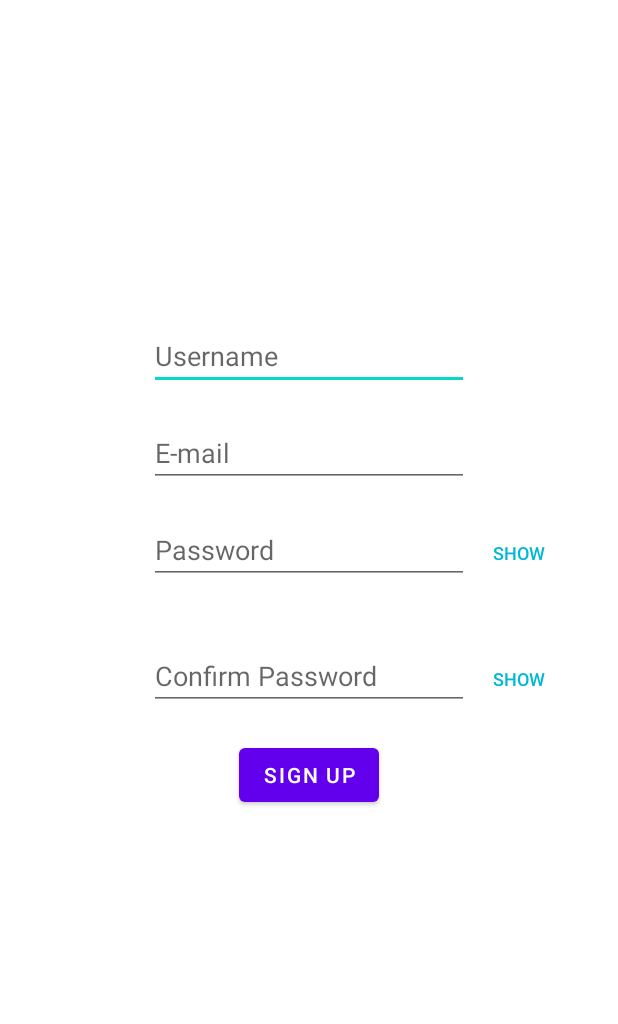
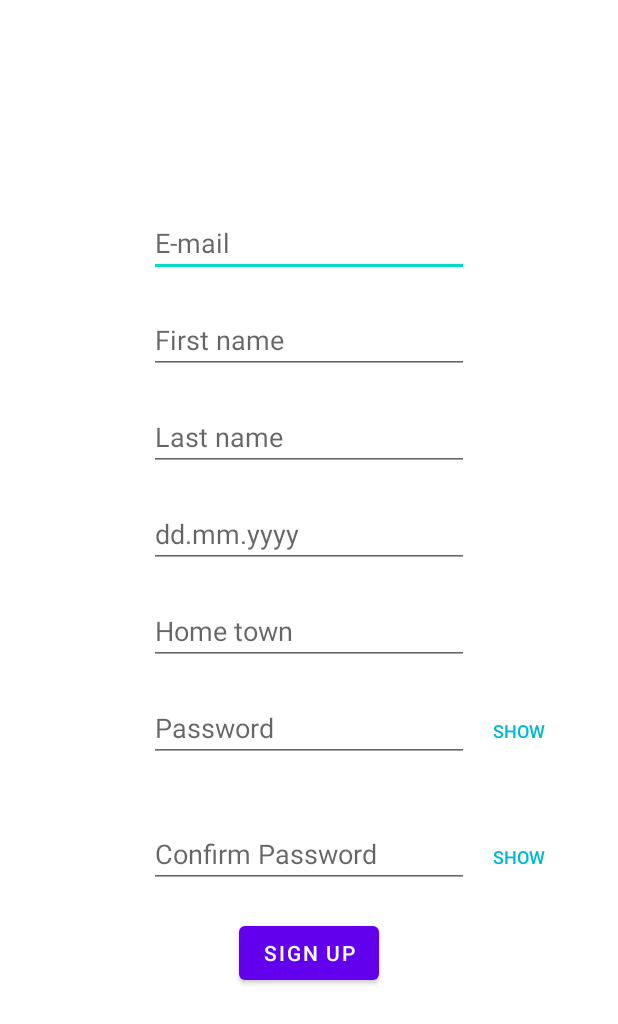
Before and after one commit to ltoikon/Diet-application-project, an Android app: the layout fragment_sign_up.xml on its own in the app's theme, with its tools: preview values and no code run, on a phone screen of 412 x 824 dp. Shown: the top 1024 px of the screen. Run offline under Robolectric (Android 15) with nearby library versions, the phone set to English and light mode, and no system bars.

Commit message:
User class + updated SignUp class and UI (not complete)

```diff
--- a/app/src/main/res/layout/fragment_sign_up.xml
+++ b/app/src/main/res/layout/fragment_sign_up.xml
@@ -7,30 +7,105 @@
     tools:context=".SignUp">
 
     <EditText
-        android:id="@+id/inputUsernameSignup"
+        android:id="@+id/inputEmail"
         android:layout_width="wrap_content"
         android:layout_height="wrap_content"
-        android:layout_marginBottom="350dp"
+        android:layout_marginBottom="500dp"
         android:autofillHints=""
         android:ems="10"
-        android:hint="@string/username"
-        android:inputType="textPersonName"
+        android:hint="@string/e_mail"
+        android:inputType="textEmailAddress"
         app:layout_constraintBottom_toBottomOf="parent"
         app:layout_constraintEnd_toEndOf="parent"
         app:layout_constraintStart_toStartOf="parent"
         app:layout_constraintTop_toTopOf="parent" />
 
+    <TextView
+        android:id="@+id/emailError"
+        android:layout_width="350dp"
+        android:layout_height="wrap_content"
+        android:textAlignment="center"
+        android:textColor="#FF0000"
+        app:layout_constraintEnd_toEndOf="@+id/inputEmail"
+        app:layout_constraintStart_toStartOf="@+id/inputEmail"
+        app:layout_constraintTop_toBottomOf="@+id/inputEmail" />
+
+    <TextView
+        android:id="@+id/firstNameError"
+        android:layout_width="350dp"
+        android:layout_height="wrap_content"
+        android:textAlignment="center"
+        android:textColor="#FF0000"
+        app:layout_constraintEnd_toEndOf="@+id/inputFirstNameSignup"
+        app:layout_constraintStart_toStartOf="@+id/inputFirstNameSignup"
+        app:layout_constraintTop_toBottomOf="@+id/inputFirstNameSignup" />
+
+    <TextView
+        android:id="@+id/lastNameError"
+        android:layout_width="350dp"
+        android:layout_height="wrap_content"
+        android:textAlignment="center"
+        android:textColor="#FF0000"
+        app:layout_constraintEnd_toEndOf="@+id/inputLastNameSignup"
+        app:layout_constraintHorizontal_bias="0.528"
+        app:layout_constraintStart_toStartOf="@+id/inputLastNameSignup"
+        app:layout_constraintTop_toBottomOf="@+id/inputLastNameSignup" />
+
+    <TextView
+        android:id="@+id/birthDateError"
+        android:layout_width="350dp"
+        android:layout_height="wrap_content"
+        android:textAlignment="center"
+        android:textColor="#FF0000"
+        app:layout_constraintEnd_toEndOf="@+id/editTextBirthDate"
+        app:layout_constraintStart_toStartOf="@+id/editTextBirthDate"
+        app:layout_constraintTop_toBottomOf="@+id/editTextBirthDate" />
+
+    <TextView
+        android:id="@+id/homeTownError"
+        android:layout_width="350dp"
+        android:layout_height="wrap_content"
+        android:textAlignment="center"
+        android:textColor="#FF0000"
+        app:layout_constraintEnd_toEndOf="@+id/inputHomeTownSignup"
+        app:layout_constraintStart_toStartOf="@+id/inputHomeTownSignup"
+        app:layout_constraintTop_toBottomOf="@+id/inputHomeTownSignup" />
+
     <EditText
-        android:id="@+id/inputEmail"
+        android:id="@+id/inputFirstNameSignup"
         android:layout_width="wrap_content"
         android:layout_height="wrap_content"
         android:autofillHints=""
         android:ems="10"
-        android:hint="@string/e_mail"
-        android:inputType="textEmailAddress"
-        app:layout_constraintEnd_toEndOf="@+id/inputUsernameSignup"
-        app:layout_constraintStart_toStartOf="@+id/inputUsernameSignup"
-        app:layout_constraintTop_toBottomOf="@+id/usernameErrorSignup" />
+        android:hint="@string/firstName"
+        android:inputType="textPersonName"
+        app:layout_constraintEnd_toEndOf="@+id/inputEmail"
+        app:layout_constraintStart_toStartOf="@+id/inputEmail"
+        app:layout_constraintTop_toBottomOf="@+id/emailError" />
+
+    <EditText
+        android:id="@+id/inputLastNameSignup"
+        android:layout_width="wrap_content"
+        android:layout_height="wrap_content"
+        android:autofillHints=""
+        android:ems="10"
+        android:hint="@string/lastName"
+        android:inputType="textPersonName"
+        app:layout_constraintEnd_toEndOf="@+id/inputFirstNameSignup"
+        app:layout_constraintStart_toStartOf="@+id/inputFirstNameSignup"
+        app:layout_constraintTop_toBottomOf="@+id/firstNameError" />
+
+    <EditText
+        android:id="@+id/inputHomeTownSignup"
+        android:layout_width="wrap_content"
+        android:layout_height="wrap_content"
+        android:autofillHints=""
+        android:ems="10"
+        android:hint="@string/home_town"
+        android:inputType="textPersonName"
+        app:layout_constraintEnd_toEndOf="@+id/editTextBirthDate"
+        app:layout_constraintStart_toStartOf="@+id/editTextBirthDate"
+        app:layout_constraintTop_toBottomOf="@+id/birthDateError" />
 
     <EditText
         android:id="@+id/inputPasswordSignup"
@@ -40,9 +115,10 @@
         android:ems="10"
         android:hint="@string/password"
         android:inputType="textPassword"
-        app:layout_constraintEnd_toEndOf="@+id/inputEmail"
-        app:layout_constraintStart_toStartOf="@+id/inputEmail"
-        app:layout_constraintTop_toBottomOf="@+id/emailError" />
+        app:layout_constraintEnd_toEndOf="@+id/inputHomeTownSignup"
+        app:layout_constraintHorizontal_bias="0.0"
+        app:layout_constraintStart_toStartOf="@+id/inputHomeTownSignup"
+        app:layout_constraintTop_toBottomOf="@+id/homeTownError" />
 
     <EditText
         android:id="@+id/confirmPassword"
@@ -60,7 +136,7 @@
         android:id="@+id/signUp"
         android:layout_width="wrap_content"
         android:layout_height="wrap_content"
-        android:text="@string/sign_up2"
+        android:text="@string/sign_up"
         app:layout_constraintEnd_toEndOf="@+id/inputPasswordSignup"
         app:layout_constraintStart_toStartOf="@+id/inputPasswordSignup"
         app:layout_constraintTop_toBottomOf="@+id/confirmPasswordError" />
@@ -94,26 +170,6 @@
         app:layout_constraintTop_toTopOf="@+id/confirmPassword" />
 
     <TextView
-        android:id="@+id/usernameErrorSignup"
-        android:layout_width="350dp"
-        android:layout_height="wrap_content"
-        android:textAlignment="center"
-        android:textColor="#FF0000"
-        app:layout_constraintEnd_toEndOf="@+id/inputUsernameSignup"
-        app:layout_constraintStart_toStartOf="@+id/inputUsernameSignup"
-        app:layout_constraintTop_toBottomOf="@+id/inputUsernameSignup" />
-
-    <TextView
-        android:id="@+id/emailError"
-        android:layout_width="350dp"
-        android:layout_height="wrap_content"
-        android:textAlignment="center"
-        android:textColor="#FF0000"
-        app:layout_constraintEnd_toEndOf="@+id/inputEmail"
-        app:layout_constraintStart_toStartOf="@+id/inputEmail"
-        app:layout_constraintTop_toBottomOf="@+id/inputEmail" />
-
-    <TextView
         android:id="@+id/passwordErrorSignup"
         android:layout_width="350dp"
         android:layout_height="wrap_content"
@@ -142,4 +198,16 @@
         app:layout_constraintStart_toStartOf="@+id/inputPasswordSignup"
         app:layout_constraintTop_toBottomOf="@+id/confirmPassword" />
 
+    <EditText
+        android:id="@+id/editTextBirthDate"
+        android:layout_width="wrap_content"
+        android:layout_height="wrap_content"
+        android:ems="10"
+        android:hint="@string/dd_mm_yyyy"
+        android:inputType="date"
+        app:layout_constraintEnd_toEndOf="@+id/inputLastNameSignup"
+        app:layout_constraintStart_toStartOf="@+id/inputLastNameSignup"
+        app:layout_constraintTop_toBottomOf="@+id/lastNameError"
+        android:autofillHints="" />
+
 </androidx.constraintlayout.widget.ConstraintLayout>
--- a/app/src/main/res/values/strings.xml
+++ b/app/src/main/res/values/strings.xml
@@ -1,13 +1,16 @@
 <resources>
-    <string name="app_name">Harkka-login</string>
-    <string name="username">Username</string>
+    <!-- fragment_login.xml -->
+    <string name="app_name">Course Project</string>
     <string name="password">Password</string>
     <string name="log_in">Log in</string>
     <string name="sign_up">Sign Up</string>
     <string name="show">Show</string>
-    <!-- TODO: Remove or change this placeholder text -->
-    <string name="hello_blank_fragment">Hello blank fragment</string>
-    <string name="sign_up2">Sign up</string>
+
+    <!-- fragment_sign_up.xml -->
+    <string name="firstName">First name</string>
+    <string name="lastName">Last name</string>
+    <string name="dd_mm_yyyy">dd.mm.yyyy</string>
+    <string name="home_town">Home town</string>
     <string name="confirm_password">Confirm Password</string>
     <string name="e_mail">E-mail</string>
 </resources>
--- a/settings.gradle
+++ b/settings.gradle
@@ -1,2 +1,2 @@
 include ':app'
-rootProject.name = "Harkka-login"
+rootProject.name = "Course Project"
```
Also changed, not shown: app/src/main/java/com/example/harkka_login/SignUp.java (+115 -32 lines), app/src/main/java/com/example/harkka_login/User.java (added, +40 -0 lines).
